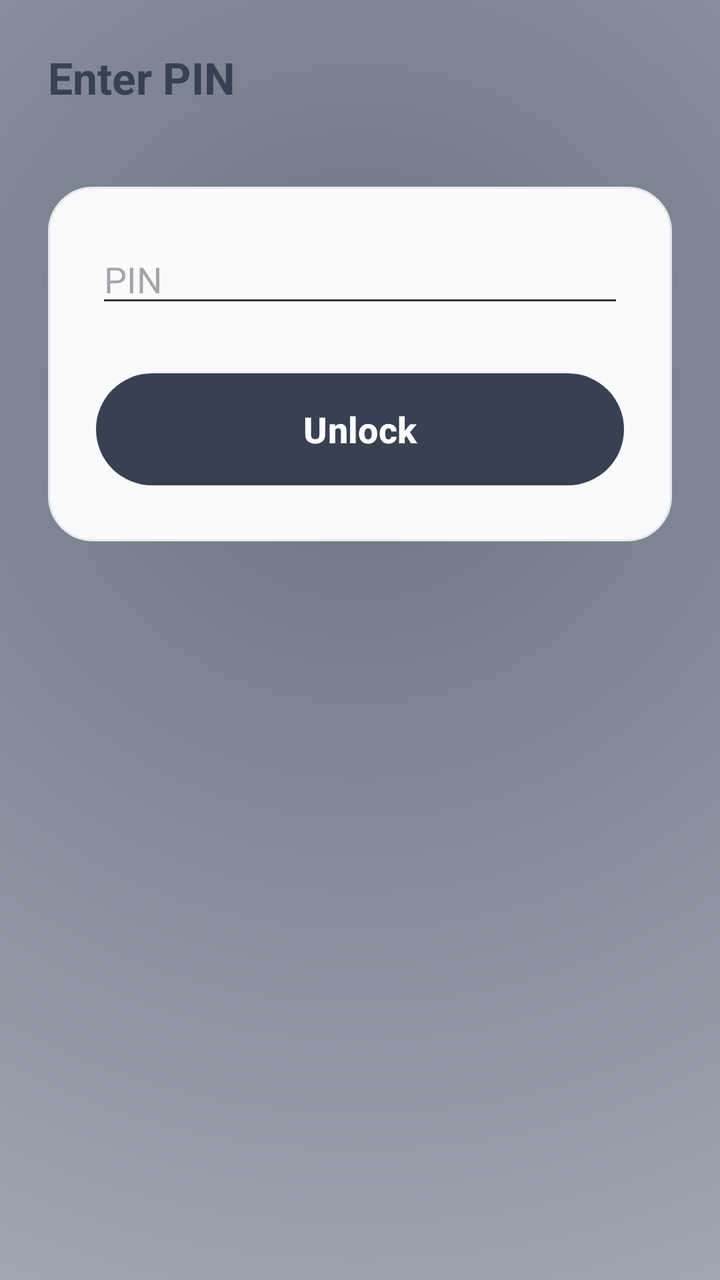
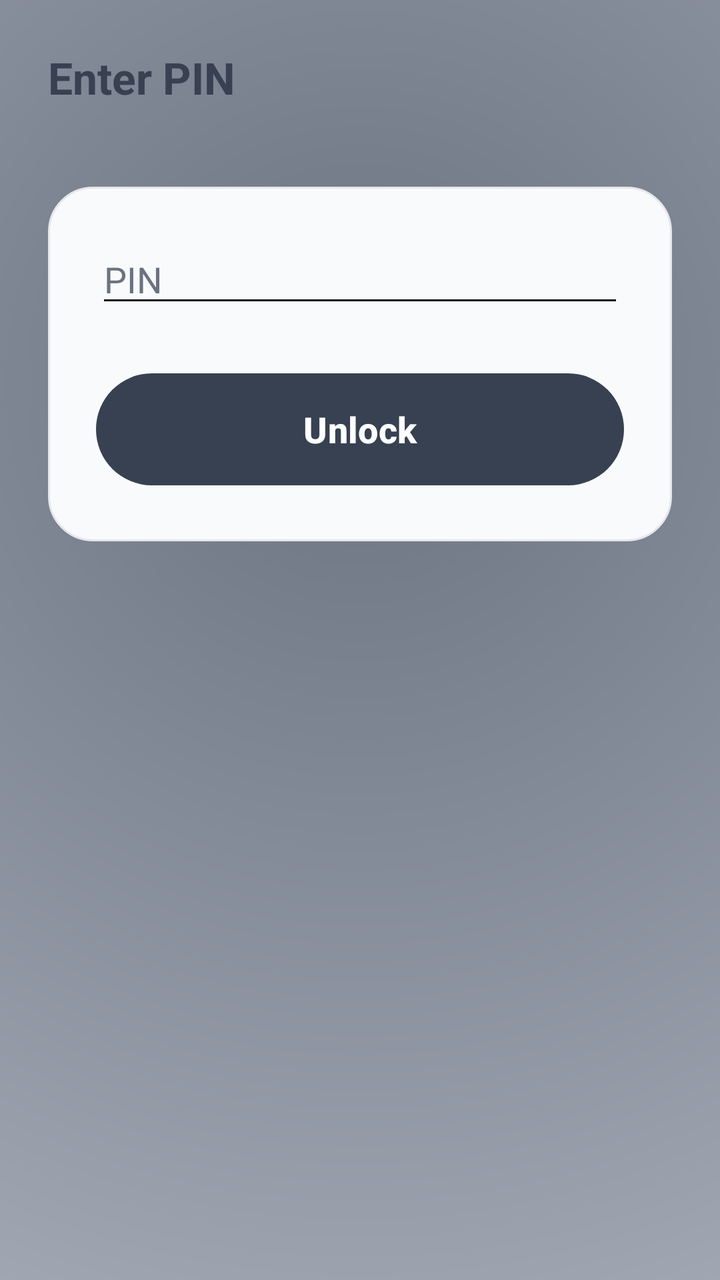

An Android layout rendered at two revisions. The XML below is the earlier revision; the diff shows what the commit changed to produce the second picture.
<!-- AndroidManifest.xml: application theme Theme.AllIsOK -->
<!-- res/layout/activity_pin.xml -->
<?xml version="1.0" encoding="utf-8"?>
<LinearLayout xmlns:android="http://schemas.android.com/apk/res/android"
    xmlns:app="http://schemas.android.com/apk/res-auto"
    android:orientation="vertical"
    android:padding="24dp"
    android:layout_width="match_parent"
    android:layout_height="match_parent"
    android:background="@drawable/bg_home_gradient">

    <TextView
        android:id="@+id/textTitle"
        android:text="@string/pin_enter"
        android:textSize="22sp"
        android:textStyle="bold"
        android:textColor="@color/expirely_primary"
        android:layout_width="wrap_content"
        android:layout_height="wrap_content" />

    <LinearLayout
        android:id="@+id/cardPin"
        android:layout_width="match_parent"
        android:layout_height="wrap_content"
        android:layout_marginTop="40dp"
        android:orientation="vertical"
        android:background="@drawable/bg_form_card"
        android:padding="24dp">

        <EditText
            android:id="@+id/editPin"
            android:layout_width="match_parent"
            android:layout_height="wrap_content"
            android:hint="@string/pin_label_pin"
            android:inputType="numberPassword"
            android:maxLength="4" />

        <EditText
            android:id="@+id/editPinSecond"
            android:layout_width="match_parent"
            android:layout_height="wrap_content"
            android:layout_marginTop="18dp"
            android:hint="@string/pin_hint_confirm"
            android:inputType="numberPassword"
            android:maxLength="4"
            android:visibility="gone" />

        <TextView
            android:id="@+id/textForgot"
            android:layout_width="wrap_content"
            android:layout_height="wrap_content"
            android:layout_gravity="center_horizontal"
            android:layout_marginTop="20dp"
            android:text="@string/pin_forgot_admin"
            android:textColor="#5F5F5F"
            android:textSize="14sp"
            android:visibility="gone" />

        <TextView
            android:id="@+id/textError"
            android:layout_width="match_parent"
            android:layout_height="wrap_content"
            android:layout_marginTop="14dp"
            android:text=""
            android:textColor="#C62828"
            android:textSize="14sp"
            android:visibility="gone" />

        <com.google.android.material.button.MaterialButton
            android:id="@+id/buttonPrimary"
            android:layout_width="match_parent"
            android:layout_height="64dp"
            android:layout_marginTop="24dp"
            android:text="@string/pin_unlock"
            android:textAllCaps="false"
            android:textColor="@color/expirely_onPrimary"
            android:textSize="18sp"
            android:textStyle="bold"
            app:backgroundTint="@color/expirely_primary" />

        <com.google.android.material.button.MaterialButton
            android:id="@+id/buttonSecondary"
            android:layout_width="match_parent"
            android:layout_height="64dp"
            android:layout_marginTop="16dp"
            android:text="@string/pin_emergency_info"
            android:textAllCaps="false"
            android:textColor="@color/expirely_onPrimary"
            android:textSize="18sp"
            android:textStyle="bold"
            android:visibility="gone"
            app:backgroundTint="@color/expirely_primary" />

    </LinearLayout>

</LinearLayout>
<!-- resources referenced by this layout -->
<resources>
  <color name="expirely_onPrimary">#FFFFFF</color>
  <color name="expirely_primary">#374151</color>
  <!-- drawable bg_form_card (drawable) -->
  <?xml version="1.0" encoding="utf-8"?>
  <shape xmlns:android="http://schemas.android.com/apk/res/android"
      android:shape="rectangle">
  
      <solid android:color="#F8FAFC" />
  
      <corners android:radius="22dp" />
  
      <stroke
          android:width="1dp"
          android:color="#E5E7EB" />
  
  </shape>
  <!-- drawable bg_home_gradient (drawable) -->
  <?xml version="1.0" encoding="utf-8"?>
  <shape xmlns:android="http://schemas.android.com/apk/res/android"
      android:shape="rectangle">
  
      <gradient
          android:type="radial"
          android:gradientRadius="900dp"
          android:centerX="0.5"
          android:centerY="0.3"
          android:startColor="#6B7280"
          android:centerColor="#9CA3AF"
          android:endColor="#D1D5DB" />
  
  </shape>
  <string name="pin_emergency_info">Personal Info</string>
  <string name="pin_enter">Enter PIN</string>
  <string name="pin_forgot_admin">Forgot Admin PIN? Reset app</string>
  <string name="pin_hint_confirm">Confirm PIN</string>
  <string name="pin_label_pin">PIN</string>
  <string name="pin_unlock">Unlock</string>
  <style name="Theme.AllIsOK" parent="Base.Theme.AllIsOK">
          <item name="colorPrimary">@color/expirely_primary</item>
          <item name="colorOnPrimary">@color/expirely_onPrimary</item>
          <item name="android:statusBarColor">@color/expirely_primary</item>
          <item name="popupMenuStyle">@style/Widget.AllIsOK.PopupMenu</item>
          <item name="actionOverflowMenuStyle">@style/Widget.AllIsOK.PopupMenu</item>
          <item name="android:textColorPrimary">#111111</item>
          <item name="android:textColorSecondary">#333333</item>
      </style>
  <style name="Base.Theme.AllIsOK" parent="Theme.Material3.DayNight.NoActionBar">
      </style>
  <style name="Widget.AllIsOK.PopupMenu" parent="Widget.Material3.PopupMenu">
          <item name="android:popupBackground">@drawable/bg_rounded_popup</item>
          <item name="android:popupElevation">12dp</item>
          <item name="android:textColor">#111111</item>
          <item name="android:itemTextAppearance">@style/AllIsOK.PopupMenuItemText</item>
      </style>
  <!-- drawable bg_rounded_popup (drawable) -->
  <?xml version="1.0" encoding="utf-8"?>
  <shape xmlns:android="http://schemas.android.com/apk/res/android"
      android:shape="rectangle">
      <solid android:color="#FFFFFF" />
      <corners android:radius="18dp" />
      <stroke
          android:width="1dp"
          android:color="#1A000000" />
      <padding
          android:left="8dp"
          android:top="8dp"
          android:right="8dp"
          android:bottom="8dp" />
  </shape>
  <style name="AllIsOK.PopupMenuItemText" parent="@android:style/TextAppearance.Material.Menu">
          <item name="android:textColor">#111111</item>
          <item name="android:textStyle">bold</item>
      </style>
</resources>

<!-- the commit's change to res/layout/activity_pin.xml (unified diff, before → after) -->
@@ -31,7 +31,10 @@
             android:layout_height="wrap_content"
             android:hint="@string/pin_label_pin"
             android:inputType="numberPassword"
-            android:maxLength="4" />
+            android:maxLength="4"
+            android:textColor="#111111"
+            android:textColorHint="#6B7280"
+            android:backgroundTint="#111111" />
 
         <EditText
             android:id="@+id/editPinSecond"
@@ -41,7 +44,10 @@
             android:hint="@string/pin_hint_confirm"
             android:inputType="numberPassword"
             android:maxLength="4"
-            android:visibility="gone" />
+            android:visibility="gone"
+            android:textColor="#111111"
+            android:textColorHint="#6B7280"
+            android:backgroundTint="#111111" />
 
         <TextView
             android:id="@+id/textForgot"
